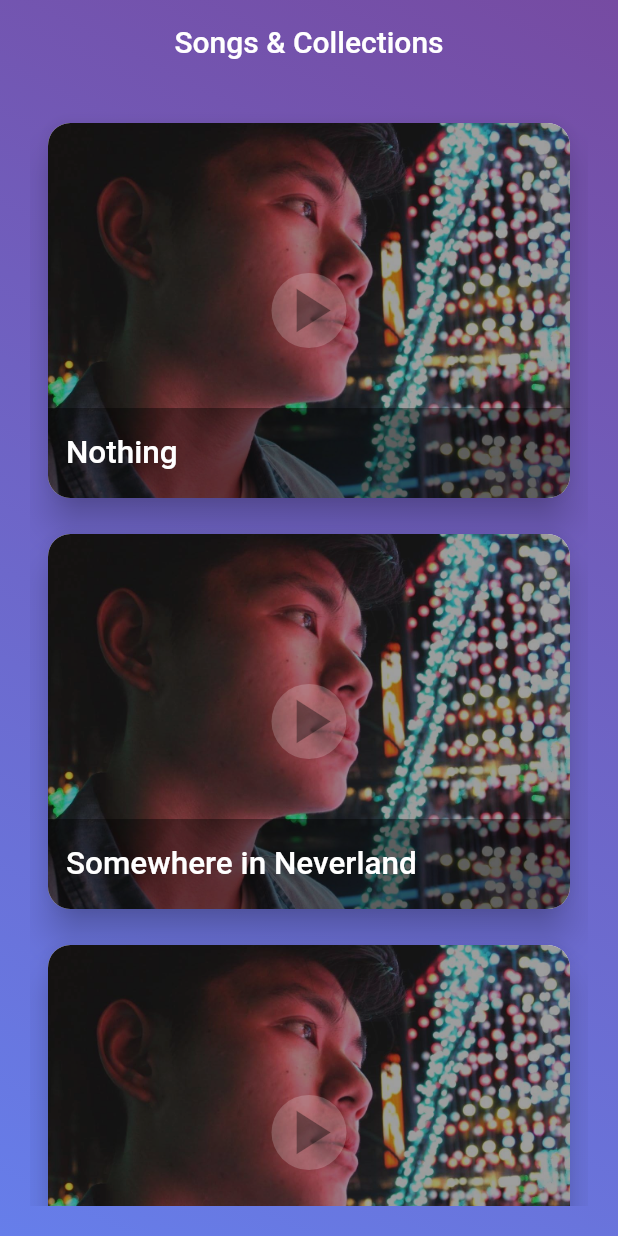
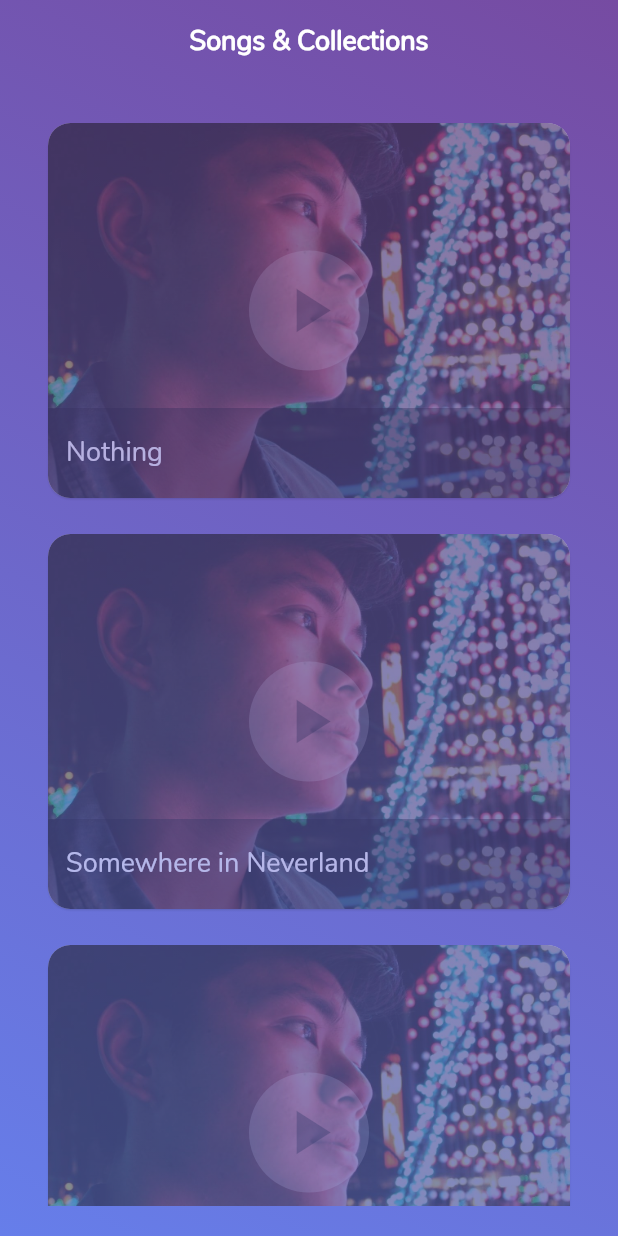
Before and after one commit to JosesGabriel/SongsAndCollections, a Flutter app: the screen it shows after launch, on a phone screen of 412 x 824 dp. Run offline on Flutter 3.47's test engine with Material 2 defaults, Android fonts, the phone set to English and light mode, and no system bars.

```diff
--- a/lib/main.dart
+++ b/lib/main.dart
@@ -18,19 +18,32 @@ final List<Song> _songList = [
 class App extends StatelessWidget {
   @override
   Widget build(BuildContext context) {
-    SystemChrome.setSystemUIOverlayStyle(
-      SystemUiOverlayStyle(
-          systemNavigationBarIconBrightness: Brightness.light,
-          systemNavigationBarColor: Colors.red,
-          systemNavigationBarDividerColor: Colors.red,
-          statusBarColor: Colors.red,
-          statusBarBrightness: Brightness.light,
-          statusBarIconBrightness: Brightness.light),
-    );
+    // SystemChrome.setSystemUIOverlayStyle(
+    //   SystemUiOverlayStyle(
+    //       systemNavigationBarIconBrightness: Brightness.light,
+    //       systemNavigationBarColor: Colors.red,
+    //       systemNavigationBarDividerColor: Colors.red,
+    //       statusBarColor: Colors.red,
+    //       statusBarBrightness: Brightness.light,
+    //       statusBarIconBrightness: Brightness.light),
+    // );
     return MaterialApp(
       title: 'Collections',
       home: _HomePageState(),
       theme: ThemeData(
+        fontFamily: "Nunito",
+        textTheme: ThemeData.light().textTheme.copyWith(
+            headline6: TextStyle(
+              fontFamily: 'Nunito',
+              fontWeight: FontWeight.bold,
+              fontSize: 18,
+              color: Colors.white,
+            ),
+            bodyText1: TextStyle(
+              fontFamily: 'Nunito',
+              fontSize: 18,
+              color: Colors.white,
+            )),
         primarySwatch: Colors.grey,
         primaryColor: Color.fromRGBO(254, 219, 208, 1),
       ),
@@ -45,10 +58,8 @@ class _HomePageState extends StatelessWidget {
       extendBodyBehindAppBar: true,
       appBar: AppBar(
         title: Container(
-          child: Text(
-            appBarTitle,
-            style: TextStyle(color: Colors.white),
-          ),
+          child:
+              Text(appBarTitle, style: Theme.of(context).textTheme.headline6),
         ),
         backgroundColor: Colors.transparent,
         centerTitle: true,
--- a/lib/widgets/song_card.dart
+++ b/lib/widgets/song_card.dart
@@ -1,21 +1,50 @@
 import 'package:flutter/material.dart';
 
-class SongCard extends StatelessWidget {
+class SongCard extends StatefulWidget {
   final String title;
-  final playButtonSize = 50.0;
 
   SongCard(this.title);
 
   @override
+  _SongCardState createState() => _SongCardState();
+}
+
+class _SongCardState extends State<SongCard> {
+  var _playButtonSize = 80.0;
+  var _icon = Icons.play_arrow;
+  var _elevation = 0.5;
+
+  onCardTap() {
+    setState(() {
+      if (_icon == Icons.play_arrow) {
+        _icon = Icons.pause;
+        _elevation = 1.0;
+      } else {
+        _icon = Icons.play_arrow;
+        _elevation = 0.5;
+      }
+    });
+    print('yey0');
+  }
+
+  @override
   Widget build(BuildContext context) {
-    return Card(
+    final mediaQuery = MediaQuery.of(context);
+
+    return GestureDetector(
+      onTap: () => onCardTap(),
+      child: AnimatedOpacity(
+        duration: Duration(milliseconds: 500),
+        opacity: _elevation,
+        child: Card(
             shape: RoundedRectangleBorder(
               borderRadius: BorderRadius.circular(15.0),
             ),
             // color: Colors.transparent,
-        elevation: 10,
+            elevation: _elevation,
             child: SizedBox(
               height: 250,
+              // width: mediaQuery.size.width,
               child: Stack(
                 alignment: Alignment.center,
                 children: [
@@ -28,10 +57,9 @@ class SongCard extends StatelessWidget {
                         ),
                         child: Image.asset("assets/images/ses.jpg",
                             fit: BoxFit.fitWidth,
-                      width:
-                          350 // TODO: Make responsive, probably not good to hard code image width
-                      ),
-                ),
+                            width: mediaQuery.size
+                                .width // TODO: Make responsive, probably not good to hard code image width
+                            )),
                   ),
                   // The song title banner slides off in the hero animation.
                   Positioned(
@@ -51,32 +79,34 @@ class SongCard extends StatelessWidget {
                       alignment: Alignment.centerLeft,
                       padding: EdgeInsets.symmetric(horizontal: 12),
                       child: Text(
-                    title,
-                    style: TextStyle(
-                      fontSize: 21,
-                      fontWeight: FontWeight.w500,
-                      color: Colors.white,
-                    ),
+                        widget.title,
+                        style: Theme.of(context).textTheme.bodyText1,
                       ),
                     ),
                   ),
                   // The play button grows in the hero animation.
                   Padding(
                     padding: EdgeInsets.all(45),
-                child: Container(
-                  height: playButtonSize,
-                  width: playButtonSize,
+                    child: AnimatedContainer(
+                      duration: Duration(milliseconds: 900),
+                      height: _playButtonSize,
+                      width: _playButtonSize,
                       decoration: BoxDecoration(
                         shape: BoxShape.circle,
                         color: Colors.white.withOpacity(0.2),
                       ),
                       alignment: Alignment.center,
-                  child: Icon(Icons.play_arrow,
-                      size: playButtonSize, color: Colors.black38),
+                      child: Icon(
+                        _icon,
+                        size: 50.0,
+                        color: Colors.black38,
+                      ),
                     ),
                   ),
                 ],
               ),
-        ));
+            )),
+      ),
+    );
   }
 }
```
Also changed, not shown: assets/fonts/Nunito/OFL.txt (added, +93 -0 lines), pubspec.yaml (+11 -6 lines), assets/fonts/Nunito/Nunito-ExtraLight.ttf (added), assets/fonts/Nunito/Nunito-ExtraLightItalic.ttf (added), assets/fonts/Nunito/Nunito-Italic.ttf (added), assets/fonts/Nunito/Nunito-Light.ttf (added), assets/fonts/Nunito/Nunito-LightItalic.ttf (added), assets/fonts/Nunito/Nunito-Regular.ttf (added). Lines whose indentation alone changed are shown as unchanged.
